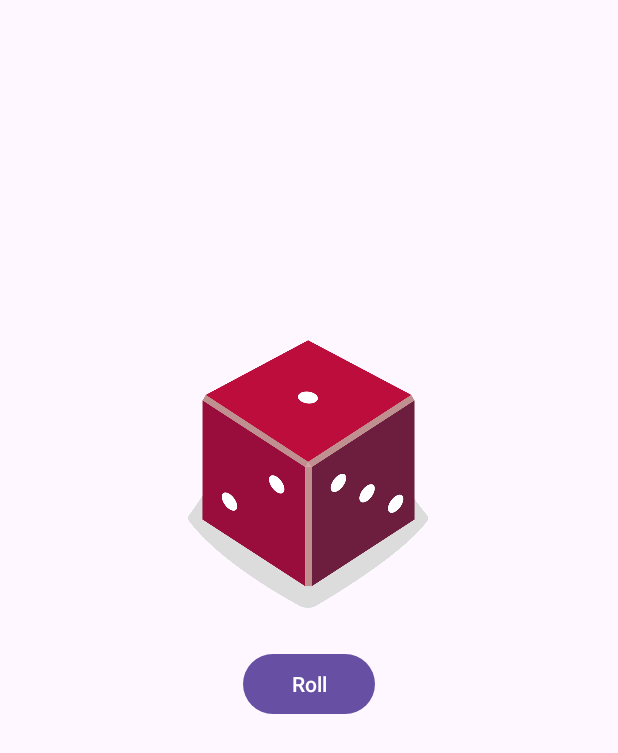
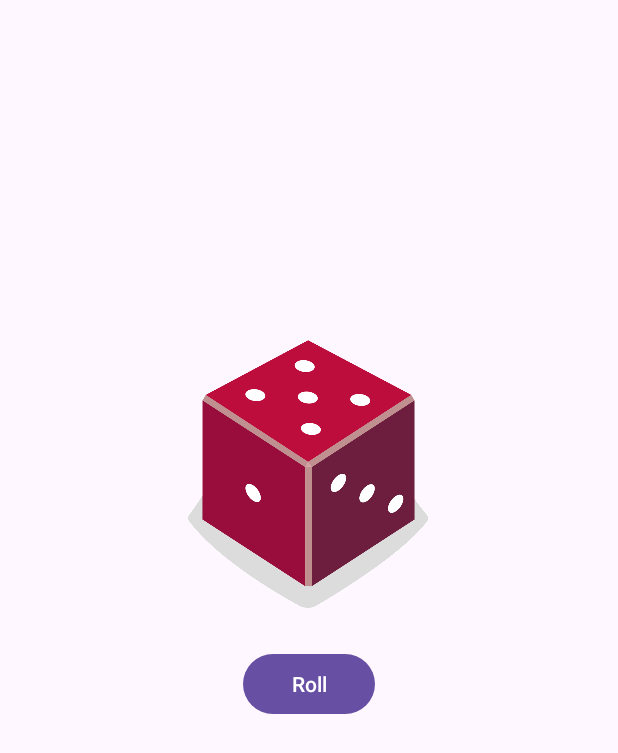
Before and after one commit to natakozak/dicerollapp, an Android app: the screen it shows after launch (MainActivity), on a phone screen of 412 x 824 dp. Shown: the top 753 px of the screen. Run offline under Robolectric (Android 15) with nearby library versions, the phone set to English and light mode, and no system bars.

Commit message:
fifth commit

```diff
--- a/app/src/main/java/com/example/happybirthday/MainActivity.kt
+++ b/app/src/main/java/com/example/happybirthday/MainActivity.kt
@@ -11,7 +11,7 @@ class MainActivity : AppCompatActivity() {
         setContentView(R.layout.activity_main)
 
         val rollButton: Button = findViewById(R.id.button)
-        rollButton.setOnClickListener {
+        /*rollButton.setOnClickListener {
             //val toast = Toast.makeText(this, "Dice Rolled!", Toast.LENGTH_SHORT)
             //toast.show()
             //Toast.makeText(this, "Dice Rolled!", Toast.LENGTH_SHORT).show()
@@ -20,14 +20,36 @@ class MainActivity : AppCompatActivity() {
             rollButton.setOnClickListener {
                 rollDice()
             }
-        }
+        }**/
+
+        // Set a click listener on the button to roll the dice when the user taps the button
+        rollButton.setOnClickListener { rollDice() }
+
+        // Do a dice roll when the app starts
+        rollDice()
+
     }
 
     private fun rollDice() {
         val dice = Dice(6)
         val diceRoll = dice.roll()
+
         val diceImage: ImageView = findViewById(R.id.imageView)
-        diceImage.setImageResource(R.drawable.dice_2)
+
+        val drawableResource = when (diceRoll) {
+            1 -> R.drawable.dice_1
+            2 -> R.drawable.dice_2
+            3 -> R.drawable.dice_3
+            4 -> R.drawable.dice_4
+            5 -> R.drawable.dice_5
+            else -> R.drawable.dice_6
+        }
+
+        // Update the ImageView with the correct drawable resource ID
+        diceImage.setImageResource(drawableResource)
+
+        // Update the content description
+        diceImage.contentDescription = diceRoll.toString()
     }
 
     class Dice(private val numSides: Int) {
```
